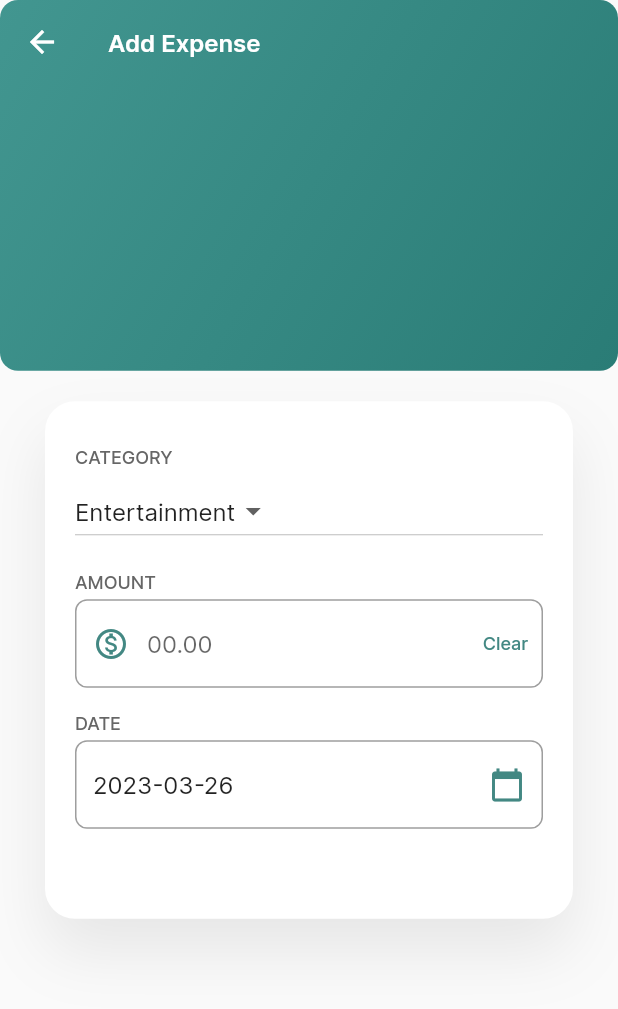
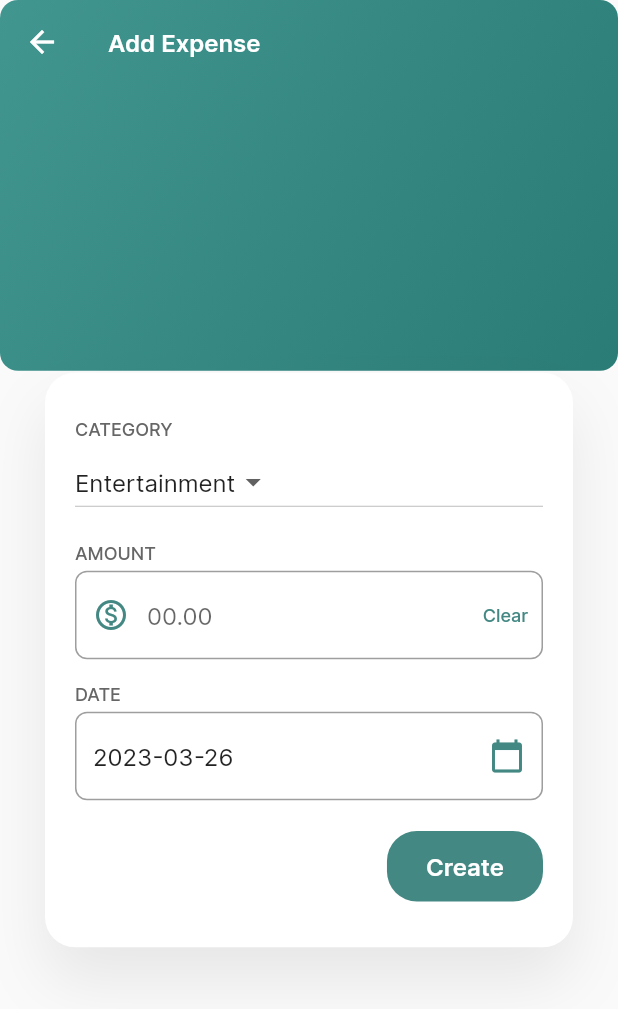
Before and after one commit to alibimm/fyp-mobile, a Flutter app: the CreateTransactionPage screen opened directly, on a phone screen of 412 x 824 dp. Shown: the top 1009 px of the screen. Run offline on Flutter 3.47's test engine with Material 2 defaults, Android fonts, the light colour scheme and no system bars; our stand-ins replace copy_with_extension, equatable, flutter_bloc, flutter_cache_manager, flutter_secure_storage, get_it and 5 more; accounts and stored records are empty.

Commit message:
Create transaction function

```diff
--- a/lib/common/widgets/animated_loader.dart
+++ b/lib/common/widgets/animated_loader.dart
@@ -1,3 +1,4 @@
+import 'package:fyp_mobile/common/utils/app_color.dart';
 import 'package:fyp_mobile/common/utils/extensions.dart';
 import 'package:flutter/material.dart';
 
@@ -10,7 +11,7 @@ class AnimatedLoader extends StatelessWidget {
       width: context.width,
       child: const LinearProgressIndicator(
         backgroundColor: Colors.transparent,
-        valueColor: AlwaysStoppedAnimation(Colors.green), // TODO: change the color
+        valueColor: AlwaysStoppedAnimation(AppColor.floatingActionButtonColor),
         value: null,
       ),
     );
--- /dev/null
+++ b/lib/common/widgets/button.dart
@@ -0,0 +1,25 @@
+import 'package:flutter/material.dart';
+import 'package:fyp_mobile/common/utils/app_color.dart';
+import 'package:fyp_mobile/common/utils/style.dart';
+
+class CustomButton extends StatelessWidget {
+  const CustomButton({super.key, this.onTap, required this.title});
+  final String title;
+  final Function()? onTap;
+
+  @override
+  Widget build(BuildContext context) {
+    return TextButton(
+      onPressed: onTap,
+      style: TextButton.styleFrom(
+        backgroundColor: AppColor.floatingActionButtonColor,
+        shape: RoundedRectangleBorder(borderRadius: BorderRadius.circular(20)),
+        padding: const EdgeInsets.symmetric(vertical: 14, horizontal: 26),
+      ),
+      child: Text(
+        title,
+        style: AppStyles.backgroundColorTextStyle.copyWith(fontSize: 16),
+      ),
+    );
+  }
+}
--- a/lib/feature/transaction/widgets/transaction_form.dart
+++ b/lib/feature/transaction/widgets/transaction_form.dart
@@ -1,7 +1,12 @@
+import 'dart:developer';
+
 import 'package:flutter/material.dart';
+import 'package:flutter_bloc/flutter_bloc.dart';
 import 'package:fyp_mobile/common/utils/app_color.dart';
 import 'package:fyp_mobile/common/utils/extensions.dart';
 import 'package:fyp_mobile/common/utils/style.dart';
+import 'package:fyp_mobile/common/widgets/button.dart';
+import 'package:fyp_mobile/feature/transaction/service/cubit/transaction_cubit.dart';
 import 'package:fyp_mobile/feature/transaction/widgets/form_field.dart';
 import 'package:intl/intl.dart';
 
@@ -14,8 +19,31 @@ class TransactionForm extends StatefulWidget {
 
 class _TransactionFormState extends State<TransactionForm> {
   final TextEditingController _valueController = TextEditingController();
-  DateTime _selectedDate = DateTime.now();
   final TextEditingController _dateController = TextEditingController(text: DateFormat('yyyy-MM-dd').format(DateTime.now()));
+  late String _selectedCategory;
+  late DateTime _selectedDate;
+
+  final List<String> categories = [
+    'Entertainment',
+    'Groceries',
+    'Transport',
+  ];
+
+  @override
+  void initState() {
+    super.initState();
+    _selectedCategory = categories[0];
+    _selectedDate = DateTime.now();
+  }
+
+  void createOnTapped() {
+    try {
+      final double amount = double.parse(_valueController.text);
+      BlocProvider.of<TransactionCubit>(context).createTransaction(amount, _selectedCategory, _selectedDate);
+    } on Exception catch (e) {
+      log(e.toString());
+    }
+  }
 
   @override
   Widget build(BuildContext context) {
@@ -39,9 +67,21 @@ class _TransactionFormState extends State<TransactionForm> {
         children: [
           TransactionFormField(
             title: 'Category',
-            field: DropdownButton<int>(
-              items: const [DropdownMenuItem(child: Text('Entertainment'))],
-              onChanged: (int? value) {},
+            field: DropdownButton<String>(
+              value: _selectedCategory,
+              items: [
+                for (final category in categories)
+                  DropdownMenuItem(
+                    value: category,
+                    child: Text(category),
+                  ),
+              ],
+              onChanged: (String? value) {
+                if (value == null) return;
+                setState(() {
+                  _selectedCategory = value;
+                });
+              },
             ),
           ),
           16.0.vSpace,
@@ -135,7 +175,16 @@ class _TransactionFormState extends State<TransactionForm> {
               },
             ),
           ),
-          30.0.vSpace,
+          20.0.vSpace,
+          Row(
+            mainAxisAlignment: MainAxisAlignment.end,
+            children: [
+              CustomButton(
+                title: 'Create',
+                onTap: createOnTapped,
+              ),
+            ],
+          )
         ],
       ),
     );
--- a/pubspec.yaml
+++ b/pubspec.yaml
@@ -50,6 +50,7 @@ dependencies:
   json_annotation: ^4.8.0
   json_serializable: ^6.6.1
   internet_connection_checker: ^1.0.0+1
+  uuid: ^3.0.7
 
 dev_dependencies:
   flutter_test:
```
Also changed, not shown: lib/feature/transaction/service/cubit/transaction_cubit.dart (+14 -0 lines), lib/feature/transaction/service/providers/transaction_api_provider.dart (+21 -2 lines), lib/feature/transaction/service/repositories/transaction_repository.dart (+24 -0 lines), pubspec.lock.
